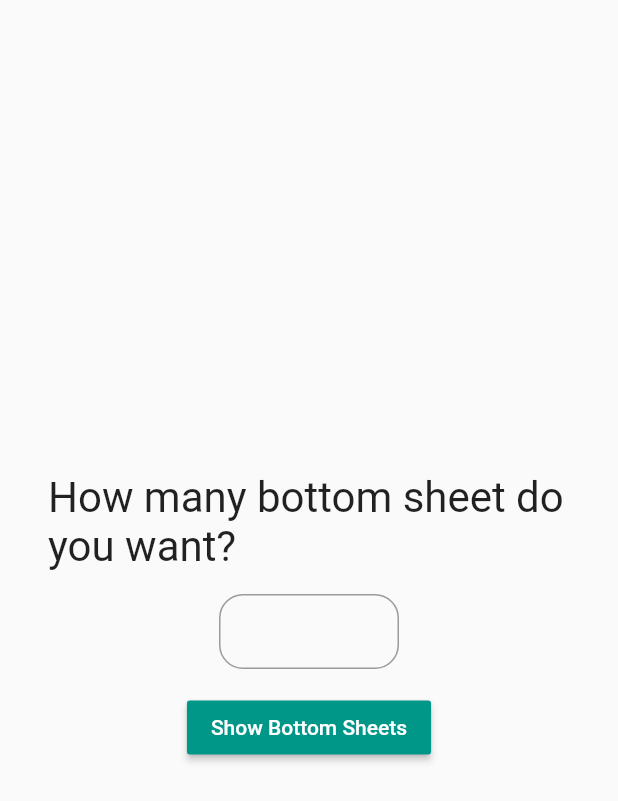
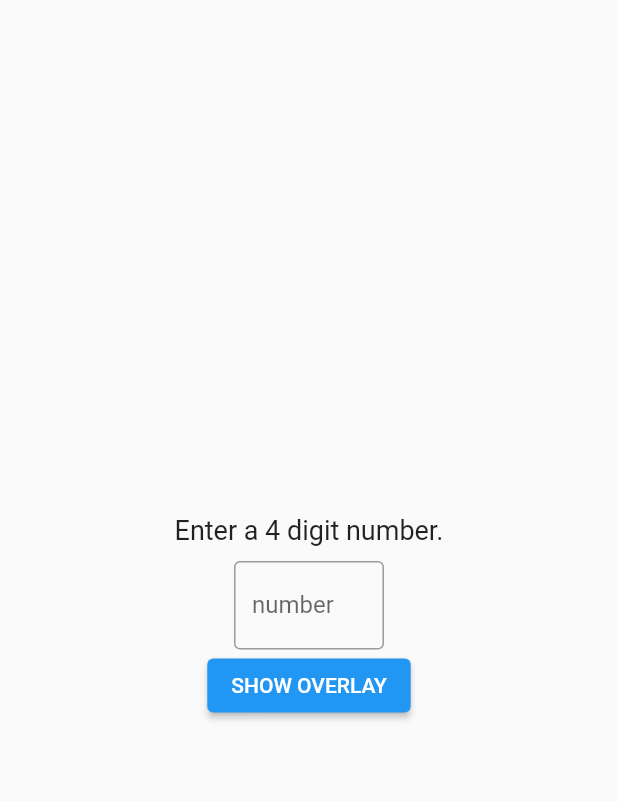
Before and after one commit to Frankdroid7/Flutter-Playground, a Flutter app: the screen it shows after launch, on a phone screen of 412 x 824 dp. Shown: the top 801 px of the screen. Run offline on Flutter 3.47's test engine with Material 2 defaults, Android fonts, the phone set to English and light mode, and no system bars; our stand-ins replace webview_flutter; missing offline and left inert: flutter_vlc_player.

Commit message:
Added OverlayWidgetPlayground

```diff
--- /dev/null
+++ b/lib/OverlayWidgetPlayground/OverlayWidgetPlayground.dart
@@ -0,0 +1,81 @@
+import 'package:flutter/material.dart';
+import 'package:flutter/services.dart';
+
+class OverlayWidgetPlayground extends StatelessWidget {
+  static final GlobalKey<FormState> _formKey = GlobalKey();
+
+  @override
+  Widget build(BuildContext context) {
+    String userInput;
+    return Scaffold(
+      body: SafeArea(
+        child: Form(
+          key: _formKey,
+          child: Center(
+            child: Column(
+              mainAxisAlignment: MainAxisAlignment.center,
+              children: [
+                Text(
+                  'Enter a 4 digit number.',
+                  style: TextStyle(fontSize: 18),
+                ),
+                SizedBox(height: 10),
+                SizedBox(
+                  width: 100,
+                  child: TextFormField(
+                    keyboardType: TextInputType.number,
+                    inputFormatters: [
+                      FilteringTextInputFormatter.digitsOnly,
+                    ],
+                    decoration: InputDecoration(
+                      labelText: 'number',
+                      border: OutlineInputBorder(),
+                    ),
+                    onSaved: (value) => userInput = value,
+                  ),
+                ),
+                ElevatedButton(
+                  onPressed: () {
+                    _formKey.currentState.save();
+                    OverlayState overlayState = Overlay.of(context);
+                    OverlayEntry overlayEntry = OverlayEntry(
+                      builder: (context) => Positioned(
+                        child: Align(
+                          alignment: Alignment.topCenter,
+                          child: Card(
+                            margin: EdgeInsets.only(top: 24),
+                            elevation: 18,
+                            color: userInput.length >= 4
+                                ? Colors.blue
+                                : Colors.red,
+                            child: Padding(
+                              padding: const EdgeInsets.all(8.0),
+                              child: Text(
+                                userInput.length >= 4
+                                    ? 'Your entered: $userInput.'
+                                    : 'Enter 4 or more digits.',
+                                style: TextStyle(color: Colors.white),
+                              ),
+                            ),
+                          ),
+                        ),
+                      ),
+                    );
+
+                    overlayState.insert(overlayEntry);
+                    Future.delayed(
+                        Duration(seconds: 3), () => overlayEntry.remove());
+                  },
+                  child: Text(
+                    'SHOW OVERLAY',
+                    style: TextStyle(color: Colors.white),
+                  ),
+                ),
+              ],
+            ),
+          ),
+        ),
+      ),
+    );
+  }
+}
--- a/lib/main.dart
+++ b/lib/main.dart
@@ -3,6 +3,8 @@ import 'package:flutter_playground/BottomSheetPlayground/BottomSheetPlayground.d
 import 'package:flutter_playground/VLCPlayer/VlcPlayerExample.dart';
 import 'package:flutter_playground/WebView/WebView.dart';
 import 'package:flutter_playground/WebView/WebView.dart';
+
+import 'OverlayWidgetPlayground/OverlayWidgetPlayground.dart';
 
 void main() => runApp(MaterialApp(home: MyApp()));
 
@@ -14,6 +16,6 @@ class MyApp extends StatelessWidget {
   Widget build(BuildContext context) {
     deviceHeight = MediaQuery.of(context).size.height;
     deviceWidth = MediaQuery.of(context).size.width;
-    return BottomSheetPlayground();
+    return OverlayWidgetPlayground();
   }
 }
```
